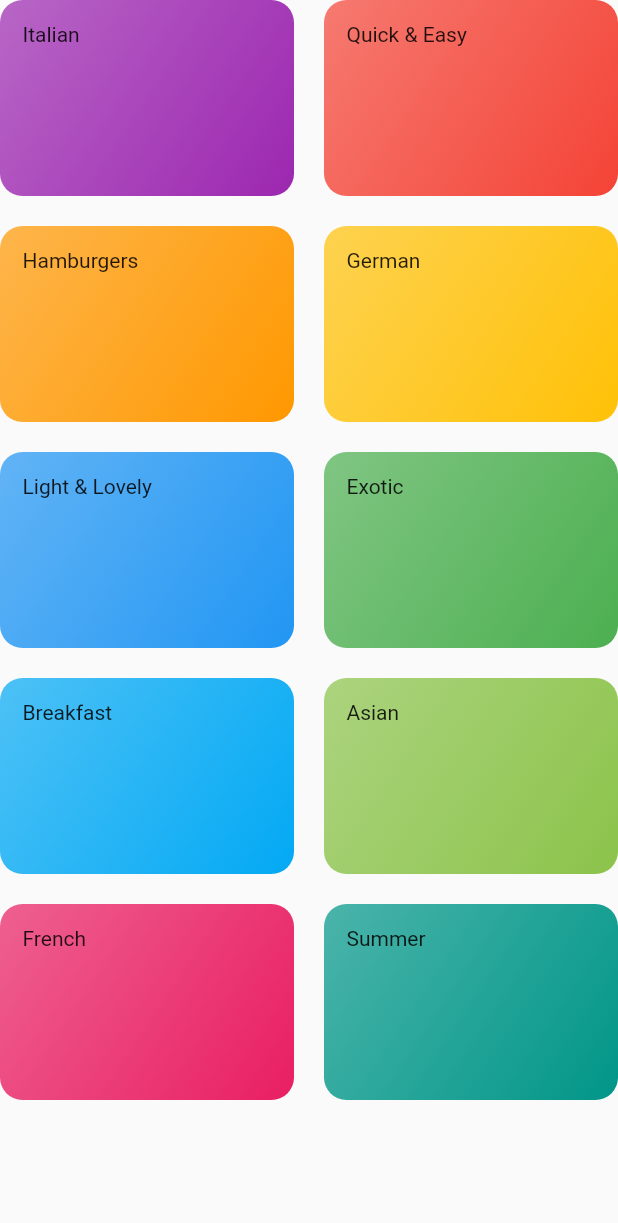
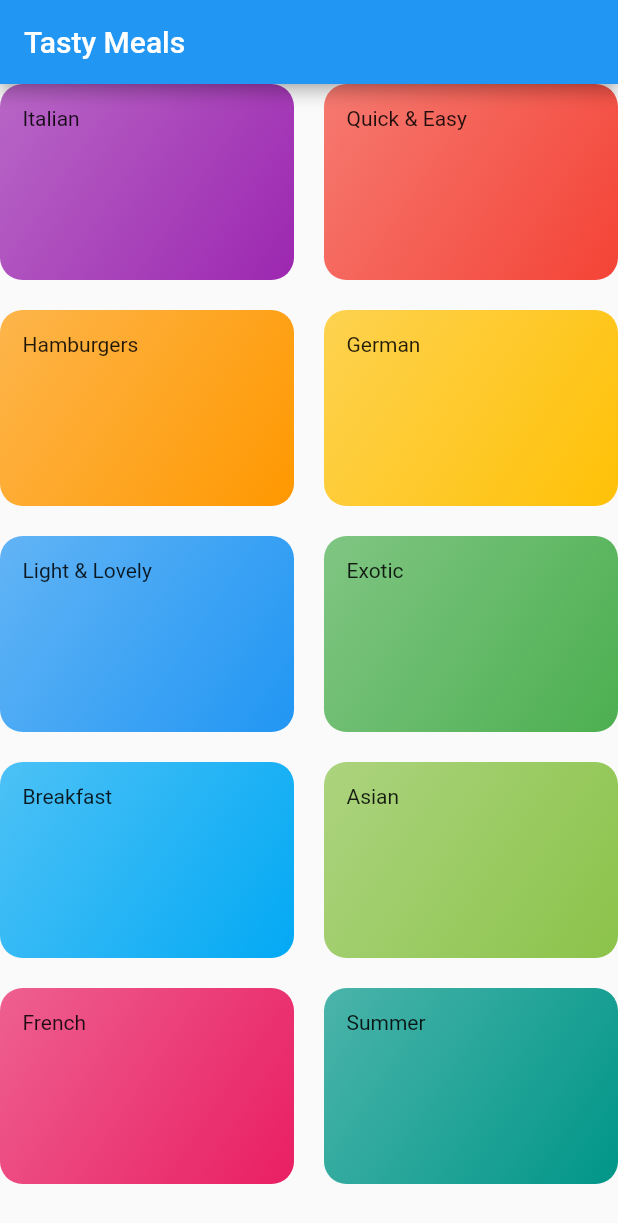
Before and after one commit to MapleSyyrup/Meals_App, a Flutter app: the CategoriesScreen screen opened directly, on a phone screen of 412 x 824 dp. Shown: the top 1223 px of the screen. Run offline on Flutter 3.47's test engine with Material 2 defaults, Android fonts, the phone set to English and light mode, and no system bars.

Commit message:
Registering the Screen as the Main Screen - Choose the Category Screen widget as the main screen of the app

```diff
--- a/lib/categories_screen.dart
+++ b/lib/categories_screen.dart
@@ -6,7 +6,11 @@ import './category_item.dart';
 class CategoriesScreen extends StatelessWidget {
   @override
   Widget build(BuildContext context) {
-    return GridView(
+    return Scaffold(
+      appBar: AppBar(
+        title: const Text('Tasty Meals'),
+      ),
+      body: GridView(
         children: DUMMY_CATEGORIES
             .map(
               (catData) => CategoryItem(
@@ -21,6 +25,7 @@ class CategoriesScreen extends StatelessWidget {
           crossAxisSpacing: 20,
           mainAxisSpacing: 20,
         ),
+      ),
     );
   }
 }
```
Also changed, not shown: lib/main.dart (+3 -26 lines). Lines whose indentation alone changed are shown as unchanged.
